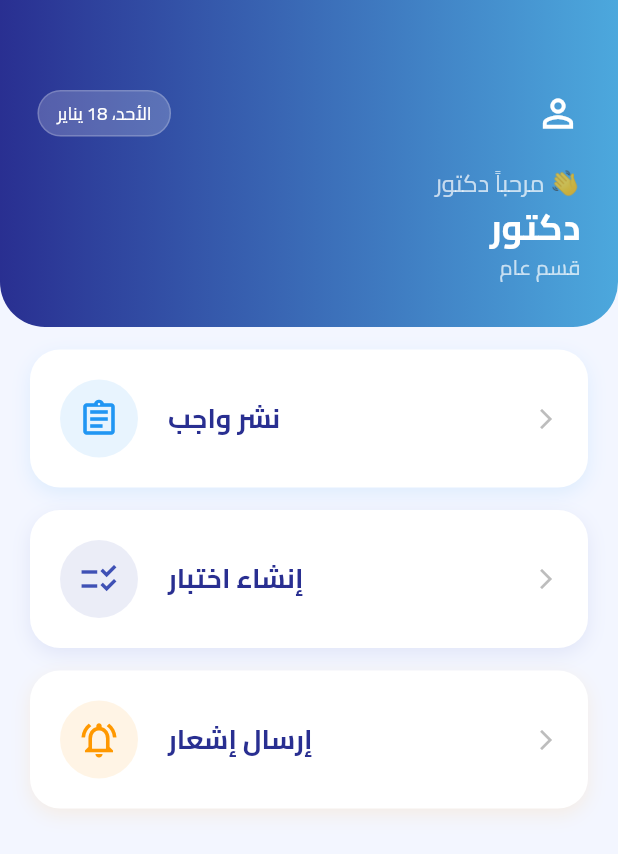
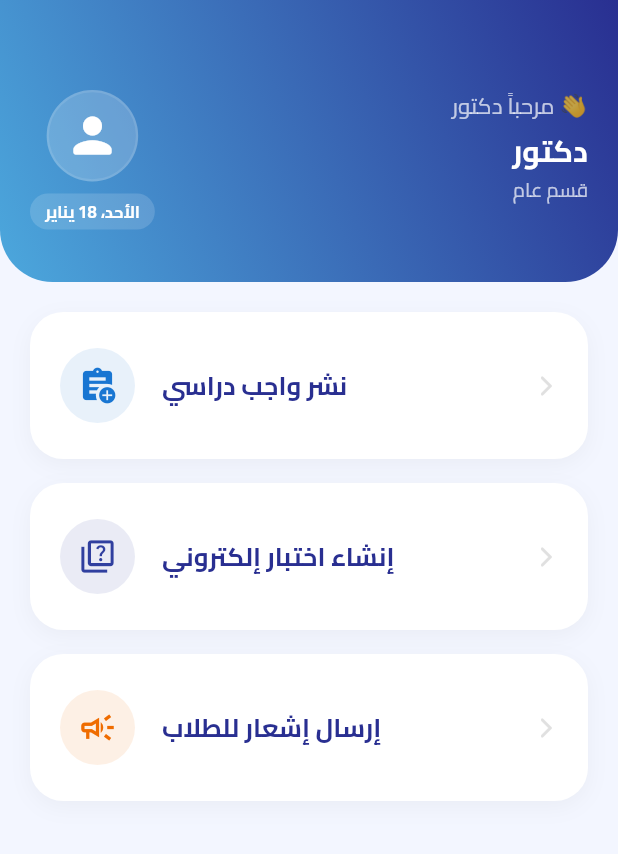
Before and after one commit to bayoumi99/Daleel-Naw3ya, a Flutter app: the StaffHomeScreen screen opened by its route, on a phone screen of 412 x 824 dp. Shown: the top 854 px of the screen. Run offline on Flutter 3.47's test engine with Material 3 defaults, Android fonts, the phone set to English and light mode, and no system bars; our stand-ins replace animate_do, flutter_native_splash, google_fonts, google_generative_ai, image_picker, introduction_screen and 2 more; accounts and stored records are empty.

Commit message:
daleel_naw3ya

```diff
--- a/lib/screens/staff/staff_home_screen.dart
+++ b/lib/screens/staff/staff_home_screen.dart
@@ -13,13 +13,13 @@ class StaffHomeScreen extends StatelessWidget {
 
   const StaffHomeScreen({
     super.key,
-    this.doctorName = "د. أحمد علي",
+    this.doctorName = "أ.د/ إيناس محمد الحسيني",
     this.department = "تكنولوجيا التعليم"
   });
 
   @override
   Widget build(BuildContext context) {
-    // تنسيق التاريخ الحالي تلقائياً باللغة العربية
+    // تنسيق التاريخ الحالي باللغة العربية
     String currentDate = DateFormat('EEEE، d MMMM', 'ar').format(DateTime.now());
 
     final Color primaryColor = const Color(0xFF292F91);
@@ -29,34 +29,28 @@ class StaffHomeScreen extends StatelessWidget {
       backgroundColor: const Color(0xFFF3F6FF),
       body: Column(
         children: [
-          // الجزء العلوي (Header) يحتوي على بيانات الدكتور والتاريخ
+          // الهيدر المقسوم لجزئين
           Container(
-            padding: const EdgeInsets.only(top: 60, left: 25, right: 25, bottom: 30),
+            padding: const EdgeInsets.only(top: 60, left: 20, right: 20, bottom: 35),
             decoration: BoxDecoration(
-              gradient: LinearGradient(colors: [primaryColor, accentColor]),
+              gradient: LinearGradient(
+                colors: [primaryColor, accentColor],
+                begin: Alignment.topRight,
+                end: Alignment.bottomLeft,
+              ),
               borderRadius: const BorderRadius.only(
-                bottomLeft: Radius.circular(30),
-                bottomRight: Radius.circular(30),
+                bottomLeft: Radius.circular(35),
+                bottomRight: Radius.circular(35),
               ),
             ),
-            child: Column(
-              crossAxisAlignment: CrossAxisAlignment.end,
+            child: Row(
+              mainAxisAlignment: MainAxisAlignment.spaceBetween,
+              crossAxisAlignment: CrossAxisAlignment.start,
               children: [
-                Row(
-                  mainAxisAlignment: MainAxisAlignment.spaceBetween,
+                // الجزء الأول (جهة اليسار): أيقونة البروفايل وتحتها التاريخ
+                Column(
+                  mainAxisSize: MainAxisSize.min,
                   children: [
-                    Container(
-                      padding: const EdgeInsets.symmetric(horizontal: 12, vertical: 6),
-                      decoration: BoxDecoration(
-                        color: Colors.white.withOpacity(0.2),
-                        borderRadius: BorderRadius.circular(20),
-                        border: Border.all(color: Colors.white.withOpacity(0.2)),
-                      ),
-                      child: Text(
-                        currentDate,
-                        style: const TextStyle(color: Colors.white, fontSize: 12),
-                      ),
-                    ),
                     InkWell(
                       onTap: () {
                         Navigator.push(
@@ -65,75 +59,123 @@ class StaffHomeScreen extends StatelessWidget {
                             builder: (context) => StaffProfileScreen(
                               doctorName: doctorName,
                               department: department,
-                              onThemeChanged: (bool val) { /* يمكن ربطها بالثيم هنا */ },
+                              onThemeChanged: (bool val) {},
                               isDarkMode: false,
-                              onDataChanged: () { },
+                              onDataChanged: () {},
                             ),
                           ),
                         );
                       },
-                      child: const Icon(Icons.person_outline, size: 30, color: Colors.white),
+                      child: Container(
+                        padding: const EdgeInsets.all(10),
+                        decoration: BoxDecoration(
+                          color: Colors.white.withOpacity(0.2),
+                          shape: BoxShape.circle,
+                          border: Border.all(color: Colors.white.withOpacity(0.1), width: 1.5),
+                        ),
+                        child: const Icon(Icons.person_rounded, size: 38, color: Colors.white),
+                      ),
+                    ),
+                    const SizedBox(height: 8),
+                    Container(
+                      padding: const EdgeInsets.symmetric(horizontal: 10, vertical: 4),
+                      decoration: BoxDecoration(
+                        color: Colors.white.withOpacity(0.15),
+                        borderRadius: BorderRadius.circular(12),
+                      ),
+                      child: Text(
+                        currentDate,
+                        style: const TextStyle(
+                          color: Colors.white,
+                          fontSize: 11,
+                          fontWeight: FontWeight.bold,
+                        ),
+                      ),
                     ),
                   ],
                 ),
-                const SizedBox(height: 20),
+
+                // الجزء الثاني (جهة اليمين): الترحيب، الاسم، القسم
+                Expanded(
+                  child: Column(
+                    crossAxisAlignment: CrossAxisAlignment.end,
+                    children: [
                       const Text(
                         "مرحباً دكتور 👋",
-                  style: TextStyle(color: Colors.white70, fontSize: 16),
+                        style: TextStyle(color: Colors.white70, fontSize: 15),
                       ),
+                      const SizedBox(height: 4),
                       Text(
                         doctorName,
-                  style: const TextStyle(color: Colors.white, fontSize: 24, fontWeight: FontWeight.bold),
+                        textAlign: TextAlign.right,
+                        style: const TextStyle(
+                          color: Colors.white,
+                          fontSize: 20,
+                          fontWeight: FontWeight.bold,
                         ),
+                      ),
+                      const SizedBox(height: 2),
                       Text(
                         "قسم $department",
-                  style: const TextStyle(color: Colors.white70, fontSize: 14),
+                        style: const TextStyle(color: Colors.white70, fontSize: 13),
+                      ),
+                    ],
+                  ),
                 ),
               ],
             ),
           ),
 
-          // قائمة الأزرار العريضة تحت بعضها
+          // قائمة الأزرار الرئيسية
           Expanded(
             child: ListView(
-              padding: const EdgeInsets.symmetric(horizontal: 20, vertical: 15),
+              padding: const EdgeInsets.symmetric(horizontal: 20, vertical: 20),
               children: [
-                _buildWideMenuCard(context, "نشر واجب", Icons.assignment_outlined, Colors.blue, () {
-                  Navigator.push(context, MaterialPageRoute(builder: (context) => const AssignmentsManagementScreen(isDarkMode:false ,)));
-                }),
-                _buildWideMenuCard(context, "إنشاء اختبار", Icons.checklist_rtl_outlined, Colors.indigo, () {
-                  // استخدم push بدلاً من pushReplacement لتمكين زر الرجوع
-                  Navigator.push(
+                _buildWideMenuCard(
                   context,
-                    MaterialPageRoute(builder: (context) => const CreateQuizScreen()),
-                  );
-                }),
-                _buildWideMenuCard(context, "إرسال إشعار", Icons.notifications_active_outlined, Colors.orange, () {
-                  Navigator.push(context, MaterialPageRoute(builder: (context) => const NotificationsManagementScreen(isDarkMode: false,)));
-                }),
+                  "نشر واجب دراسي",
+                  Icons.assignment_add,
+                  Colors.blue.shade700,
+                      () => Navigator.push(context, MaterialPageRoute(builder: (context) => const AssignmentsManagementScreen(isDarkMode: false))),
+                ),
+                _buildWideMenuCard(
+                  context,
+                  "إنشاء اختبار إلكتروني",
+                  Icons.quiz_outlined,
+                  Colors.indigo.shade700,
+                      () => Navigator.push(context, MaterialPageRoute(builder: (context) => const CreateQuizScreen())),
+                ),
+                _buildWideMenuCard(
+                  context,
+                  "إرسال إشعار للطلاب",
+                  Icons.campaign_outlined,
+                  Colors.orange.shade800,
+                      () => Navigator.push(context, MaterialPageRoute(builder: (context) => const NotificationsManagementScreen(isDarkMode: false))),
+                ),
               ],
             ),
-          ),        ],
+          ),
+        ],
       ),
     );
   }
 
-  // دالة بناء الزر العريض الذي يأخذ عرض الصفحة
+  // دالة بناء بطاقات القائمة
   Widget _buildWideMenuCard(BuildContext context, String title, IconData icon, Color color, VoidCallback onTap) {
     return Container(
-      margin: const EdgeInsets.only(bottom: 15),
+      margin: const EdgeInsets.only(bottom: 16),
       child: InkWell(
         onTap: onTap,
-        borderRadius: BorderRadius.circular(20),
+        borderRadius: BorderRadius.circular(22),
         child: Container(
-          padding: const EdgeInsets.all(20),
+          padding: const EdgeInsets.symmetric(horizontal: 20, vertical: 24),
           decoration: BoxDecoration(
             color: Colors.white,
-            borderRadius: BorderRadius.circular(20),
+            borderRadius: BorderRadius.circular(22),
             boxShadow: [
               BoxShadow(
-                color: color.withOpacity(0.1),
-                blurRadius: 10,
+                color: Colors.black.withOpacity(0.04),
+                blurRadius: 12,
                 offset: const Offset(0, 4),
               ),
             ],
@@ -146,19 +188,19 @@ class StaffHomeScreen extends StatelessWidget {
                   color: color.withOpacity(0.1),
                   shape: BoxShape.circle,
                 ),
-                child: Icon(icon, size: 28, color: color),
+                child: Icon(icon, size: 26, color: color),
               ),
-              const SizedBox(width: 20),
+              const SizedBox(width: 18),
               Text(
                 title,
                 style: const TextStyle(
-                  fontSize: 18,
+                  fontSize: 17,
                   fontWeight: FontWeight.bold,
                   color: Color(0xFF292F91),
                 ),
               ),
               const Spacer(),
-              Icon(Icons.arrow_forward_ios, size: 16, color: Colors.grey.shade400),
+              Icon(Icons.arrow_forward_ios_rounded, size: 16, color: Colors.grey.shade300),
             ],
           ),
         ),
@@ -166,20 +208,3 @@ class StaffHomeScreen extends StatelessWidget {
     );
   }
 }
-
-// صفحة تجريبية لنشر خبر
-class PostNewsScreen extends StatelessWidget {
-  const PostNewsScreen({super.key});
-
-  @override
-  Widget build(BuildContext context) {
-    return Scaffold(
-      appBar: AppBar(
-        title: const Text("نشر خبر جديد"),
-        backgroundColor: const Color(0xFF292F91),
-        foregroundColor: Colors.white,
-      ),
-      body: const Center(child: Text("واجهة نشر الأخبار")),
-    );
-  }
-}
```
Also changed, not shown: lib/screens/staff/staff_Create_Quiz_Screen.dart (+136 -49 lines). Lines whose indentation alone changed are shown as unchanged.
